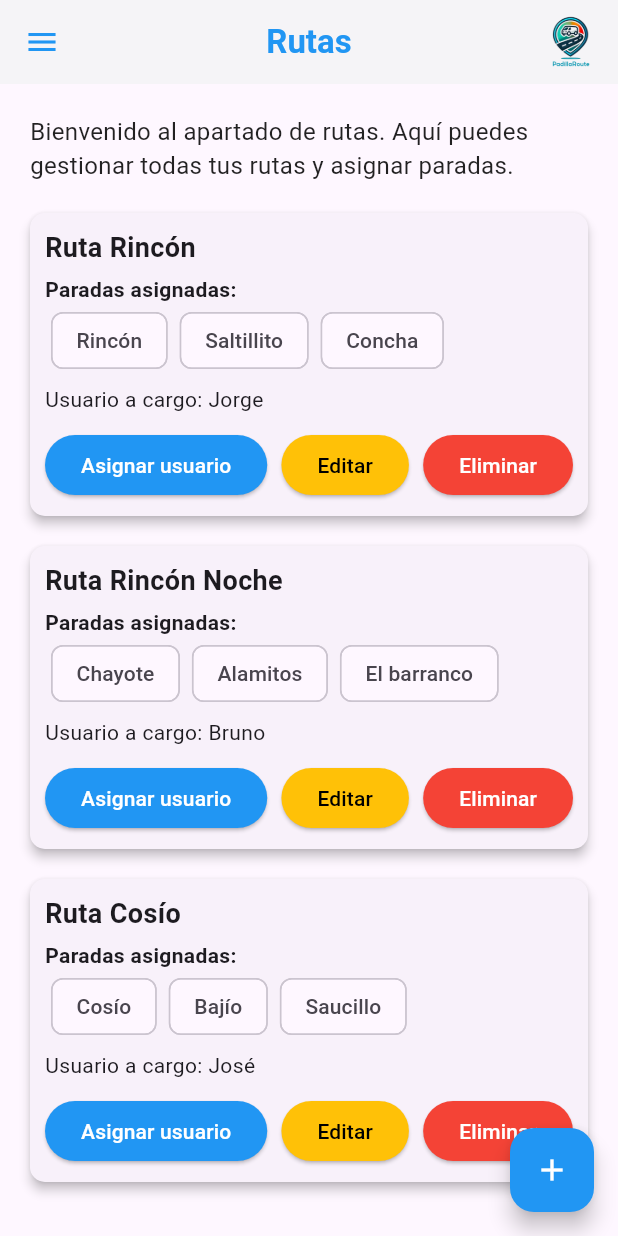
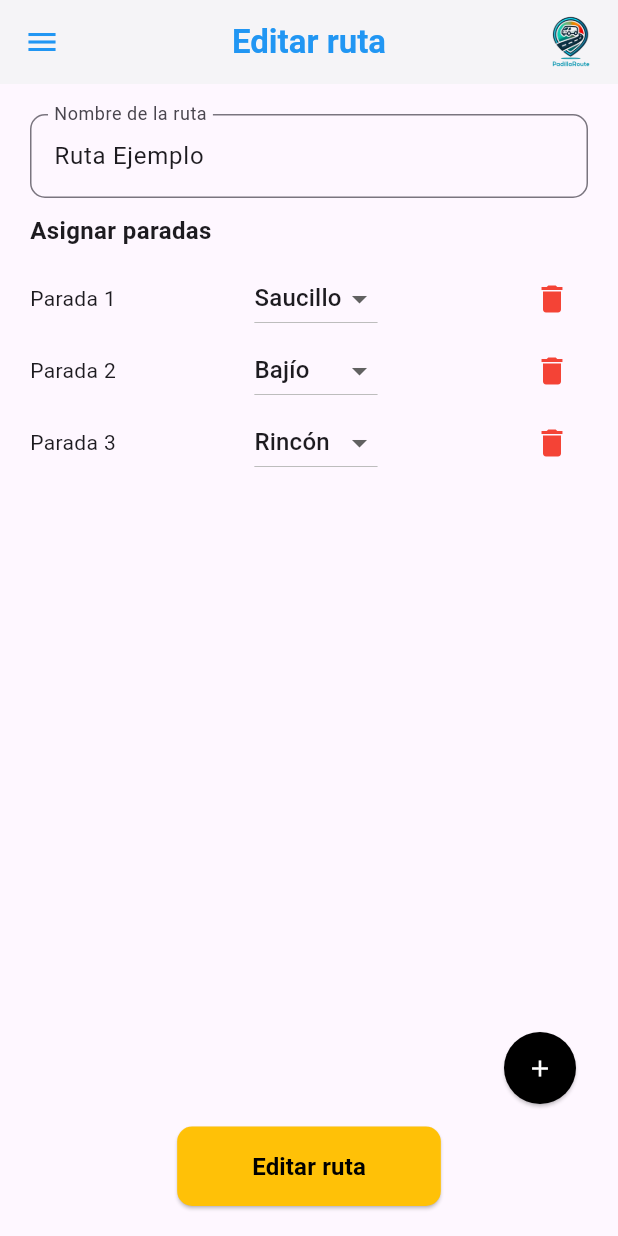
Before and after one commit to MiguelMacias3M/PadillaRoute, a Flutter app: the RoutesScreenManagement screen opened directly, after a tap on "Editar", on a phone screen of 412 x 824 dp. Run offline on Flutter 3.47's test engine with Material 3 defaults, Android fonts, the phone set to English and light mode, and no system bars; our stand-ins replace firebase_auth, firebase_core, firebase_database, logger, objectbox; accounts and stored records are empty; generated files the repository leaves out were written again.

Commit message:
Se creo la screen de asignar la ruta a un ususario y de editar las rutas

```diff
--- /dev/null
+++ b/lib/screens/RoutesScreenEdit.dart
@@ -0,0 +1,196 @@
+import 'package:flutter/material.dart';
+import 'package:padillaroutea/screens/MenuScreenAdmin.dart';
+
+class RoutesScreenEdit extends StatefulWidget {
+  @override
+  _RoutesScreenEditState createState() => _RoutesScreenEditState();
+}
+
+class _RoutesScreenEditState extends State<RoutesScreenEdit> {
+  final TextEditingController _routeNameController = TextEditingController(text: 'Ruta Ejemplo');
+  List<String> stops = ['Saucillo', 'Bajío', 'Rincón']; // Opciones de paradas disponibles
+  List<String> selectedStops = ['Saucillo', 'Bajío', 'Rincón'];
+
+  void _addStop() {
+    setState(() {
+      selectedStops.add('');
+    });
+  }
+
+  void _removeStop(int index) {
+    setState(() {
+      selectedStops.removeAt(index);
+    });
+  }
+
+  @override
+  Widget build(BuildContext context) {
+    return Scaffold(
+      appBar: AppBar(
+        title: Text(
+          'Editar ruta',
+          style: TextStyle(color: Colors.blue, fontWeight: FontWeight.bold),
+        ),
+        backgroundColor: Colors.white,
+        elevation: 2,
+        centerTitle: true,
+        iconTheme: IconThemeData(color: Colors.blue),
+        actions: [
+          Padding(
+            padding: EdgeInsets.only(right: 15),
+            child: Image.asset(
+              'assets/logo.png',
+              height: 40,
+            ),
+          ),
+        ],
+      ),
+      drawer: _buildDrawer(context),
+      body: Padding(
+        padding: EdgeInsets.all(20.0),
+        child: Column(
+          crossAxisAlignment: CrossAxisAlignment.start,
+          children: [
+            TextField(
+              controller: _routeNameController,
+              decoration: InputDecoration(
+                labelText: 'Nombre de la ruta',
+                border: OutlineInputBorder(
+                  borderRadius: BorderRadius.circular(10),
+                ),
+              ),
+            ),
+            SizedBox(height: 10),
+            Text(
+              'Asignar paradas',
+              style: TextStyle(fontSize: 16, fontWeight: FontWeight.bold),
+            ),
+            SizedBox(height: 10),
+            Expanded(
+              child: ListView.builder(
+                itemCount: selectedStops.length,
+                itemBuilder: (context, index) {
+                  return Row(
+                    mainAxisAlignment: MainAxisAlignment.spaceBetween,
+                    children: [
+                      Text('Parada ${index + 1}'),
+                      DropdownButton<String>(
+                        value: selectedStops[index].isNotEmpty ? selectedStops[index] : null,
+                        items: stops.map((String stop) {
+                          return DropdownMenuItem<String>(
+                            value: stop,
+                            child: Text(stop),
+                          );
+                        }).toList(),
+                        onChanged: (String? newValue) {
+                          setState(() {
+                            selectedStops[index] = newValue ?? '';
+                          });
+                        },
+                      ),
+                      IconButton(
+                        icon: Icon(Icons.delete, color: Colors.red),
+                        onPressed: () => _removeStop(index),
+                      ),
+                    ],
+                  );
+                },
+              ),
+            ),
+            SizedBox(height: 15),
+            Align(
+              alignment: Alignment.centerRight,
+              child: ElevatedButton(
+                onPressed: _addStop,
+                style: ElevatedButton.styleFrom(
+                  backgroundColor: Colors.black,
+                  shape: CircleBorder(),
+                  padding: EdgeInsets.all(15),
+                ),
+                child: Icon(Icons.add, color: Colors.white),
+              ),
+            ),
+            SizedBox(height: 15),
+            Center(
+              child: ElevatedButton(
+                onPressed: () {
+                  // Guardar cambios
+                },
+                style: ElevatedButton.styleFrom(
+                  backgroundColor: Colors.amber,
+                  padding: EdgeInsets.symmetric(vertical: 15, horizontal: 50),
+                  shape: RoundedRectangleBorder(
+                    borderRadius: BorderRadius.circular(10),
+                  ),
+                ),
+                child: Text(
+                  'Editar ruta',
+                  style: TextStyle(fontSize: 16, color: Colors.black, fontWeight: FontWeight.bold),
+                ),
+              ),
+            ),
+          ],
+        ),
+      ),
+    );
+  }
+
+  Widget _buildDrawer(BuildContext context) {
+    return Drawer(
+      child: Container(
+        decoration: BoxDecoration(
+          gradient: LinearGradient(
+            colors: [Colors.blue.shade900, Colors.blueAccent],
+            begin: Alignment.topLeft,
+            end: Alignment.bottomRight,
+          ),
+        ),
+        child: ListView(
+          padding: EdgeInsets.zero,
+          children: [
+            DrawerHeader(
+              child: Column(
+                crossAxisAlignment: CrossAxisAlignment.start,
+                children: [
+                  CircleAvatar(
+                    backgroundColor: Colors.white,
+                    radius: 30,
+                    child: Icon(Icons.directions_bus, color: Colors.blue, size: 40),
+                  ),
+                  SizedBox(height: 10),
+                  Text(
+                    'Gestión de Rutas',
+                    style: TextStyle(color: Colors.white, fontSize: 20, fontWeight: FontWeight.bold),
+                  ),
+                ],
+              ),
+            ),
+            _drawerItem(context, Icons.home, 'Inicio', MenuScreenAdmin()),
+            Divider(color: Colors.white),
+            _drawerItem(context, Icons.exit_to_app, 'Cerrar sesión', null),
+          ],
+        ),
+      ),
+    );
+  }
+
+  Widget _drawerItem(BuildContext context, IconData icon, String title, Widget? screen) {
+    return ListTile(
+      leading: Icon(icon, color: Colors.white),
+      title: Text(
+        title,
+        style: TextStyle(fontSize: 16, color: Colors.white),
+      ),
+      onTap: () {
+        if (screen != null) {
+          Navigator.push(
+            context,
+            MaterialPageRoute(builder: (context) => screen),
+          );
+        }
+      },
+      tileColor: Colors.blue.shade800,
+      contentPadding: EdgeInsets.symmetric(horizontal: 15, vertical: 5),
+    );
+  }
+}
--- a/lib/screens/RoutesScreenManagement.dart
+++ b/lib/screens/RoutesScreenManagement.dart
@@ -1,5 +1,7 @@
 import 'package:flutter/material.dart';
+import 'package:padillaroutea/screens/RoutesScreenEdit.dart';
 import 'package:padillaroutea/screens/RoutesScreenRegister.dart';
+import 'package:padillaroutea/screens/RoutesScreenAssign.dart';
 
 class RoutesScreenManagement extends StatelessWidget {
   @override
@@ -86,12 +88,22 @@ class RoutesScreenManagement extends StatelessWidget {
               mainAxisAlignment: MainAxisAlignment.spaceBetween,
               children: [
                 ElevatedButton(
-                  onPressed: () {},
+                  onPressed: () {
+                    Navigator.push(
+                      context,
+                      MaterialPageRoute(builder: (context) => RoutesScreenAssign()),
+                    );
+                  },
                   style: ElevatedButton.styleFrom(backgroundColor: Colors.blue),
                   child: Text('Asignar usuario', style: TextStyle(color: Colors.white)),
                 ),
                 ElevatedButton(
-                  onPressed: () {},
+                  onPressed: () {
+                     Navigator.push(
+                      context,
+                      MaterialPageRoute(builder: (context) => RoutesScreenEdit()),
+                    );
+                  },
                   style: ElevatedButton.styleFrom(backgroundColor: Colors.amber),
                   child: Text('Editar', style: TextStyle(color: Colors.black)),
                 ),
```
Also changed, not shown: lib/screens/RoutesScreenAssign.dart (added, +146 -0 lines).
